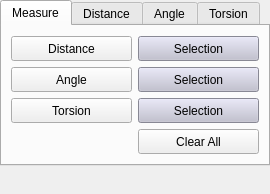
First picture: the form in branches/nugui/src/gui/geometry.ui, repository trisyoungs/aten, before the edit.
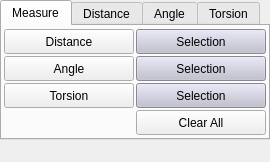
Second picture: the form after the edit. Icons and pictures are not drawn.

Commit message: More updates to ato filter. Added 'select' and 'deselect' functions to ModelVariable. Increased default Prefs::maxRings_ to 100 (from 20). Updated margins of all dock widgets.

Diff of the .ui file:
```diff
--- a/branches/nugui/src/gui/geometry.ui
+++ b/branches/nugui/src/gui/geometry.ui
@@ -6,13 +6,13 @@
     <x>0</x>
     <y>0</y>
     <width>270</width>
-    <height>194</height>
+    <height>162</height>
    </rect>
   </property>
   <property name="minimumSize">
    <size>
     <width>270</width>
-    <height>194</height>
+    <height>162</height>
    </size>
   </property>
   <property name="floating">
@@ -26,11 +26,20 @@
   </property>
   <widget class="QWidget" name="dockWidgetContents">
    <layout class="QVBoxLayout" name="verticalLayout">
+    <property name="spacing">
+     <number>0</number>
+    </property>
     <property name="margin">
      <number>0</number>
     </property>
     <item>
      <widget class="QTabWidget" name="Tabs">
+      <property name="sizePolicy">
+       <sizepolicy hsizetype="Expanding" vsizetype="Minimum">
+        <horstretch>0</horstretch>
+        <verstretch>0</verstretch>
+       </sizepolicy>
+      </property>
       <property name="currentIndex">
        <number>0</number>
       </property>
@@ -39,8 +48,17 @@
         <string>Measure</string>
        </attribute>
        <layout class="QVBoxLayout" name="verticalLayout_2">
+        <property name="spacing">
+         <number>4</number>
+        </property>
+        <property name="margin">
+         <number>2</number>
+        </property>
         <item>
          <layout class="QGridLayout" name="gridLayout_7">
+          <property name="spacing">
+           <number>2</number>
+          </property>
           <item row="0" column="0">
            <widget class="QPushButton" name="MeasureDistanceButton">
             <property name="sizePolicy">
```
Left out of the diff: 19 changed lines with no effect on the pictures. The commit also changes 21 other files.
